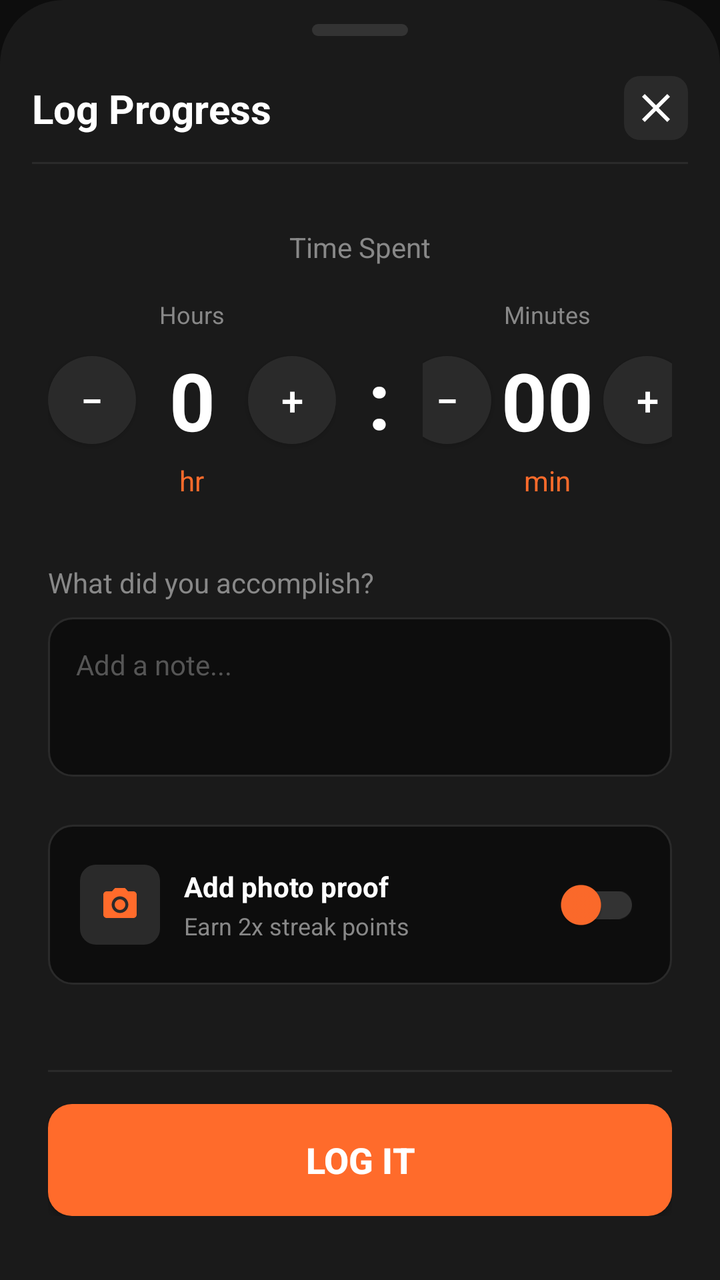
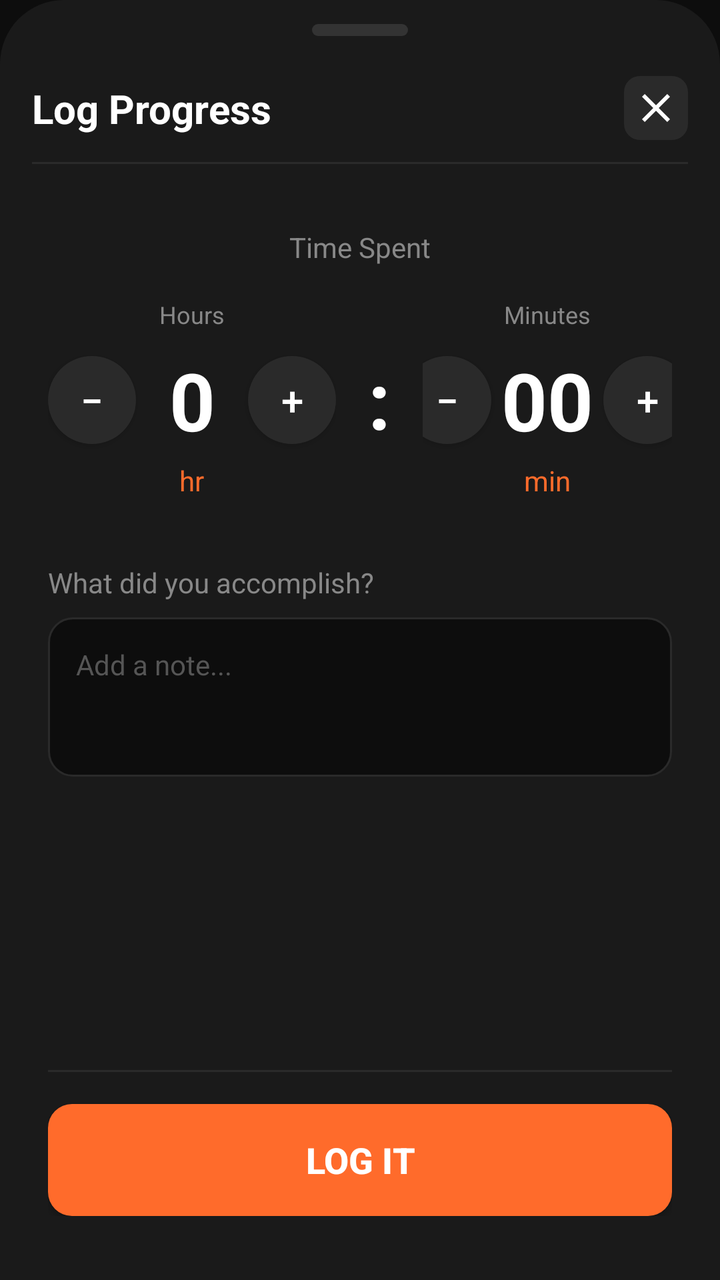

Two renders of the same Android screen: before a commit and after it. Below are the layout's source before the change and the commit's diff.
<!-- AndroidManifest.xml: application theme Theme.Tether -->
<!-- res/layout/layout_log_bottom_sheet.xml -->
<?xml version="1.0" encoding="utf-8"?>
<androidx.constraintlayout.widget.ConstraintLayout xmlns:android="http://schemas.android.com/apk/res/android"
    xmlns:app="http://schemas.android.com/apk/res-auto"
    xmlns:tools="http://schemas.android.com/tools"
    android:layout_width="match_parent"
    android:layout_height="match_parent"
    android:background="@drawable/bg_bottom_sheet">

    
    <View
        android:id="@+id/handleBar"
        android:layout_width="48dp"
        android:layout_height="6dp"
        android:layout_marginTop="12dp"
        android:background="@drawable/bg_handle"
        app:layout_constraintEnd_toEndOf="parent"
        app:layout_constraintStart_toStartOf="parent"
        app:layout_constraintTop_toTopOf="parent" />

    
    <androidx.constraintlayout.widget.ConstraintLayout
        android:id="@+id/headerRow"
        android:layout_width="match_parent"
        android:layout_height="56dp"
        android:layout_marginTop="8dp"
        android:paddingHorizontal="16dp"
        app:layout_constraintTop_toBottomOf="@id/handleBar">

        <TextView
            android:id="@+id/tvLogTitle"
            android:layout_width="wrap_content"
            android:layout_height="wrap_content"
            android:text="@string/log_progress"
            android:textColor="@color/colorTextPrimary"
            android:textSize="20sp"
            android:textStyle="bold"
            app:layout_constraintBottom_toBottomOf="parent"
            app:layout_constraintStart_toStartOf="parent"
            app:layout_constraintTop_toTopOf="parent" />

        <ImageButton
            android:id="@+id/btnClose"
            android:layout_width="32dp"
            android:layout_height="32dp"
            android:background="@drawable/bg_icon_container"
            android:padding="4dp"
            android:src="@drawable/ic_close"
            app:layout_constraintBottom_toBottomOf="parent"
            app:layout_constraintEnd_toEndOf="parent"
            app:layout_constraintTop_toTopOf="parent" />

        <View
            android:layout_width="match_parent"
            android:layout_height="1dp"
            android:background="@color/colorBorder"
            app:layout_constraintBottom_toBottomOf="parent" />

    </androidx.constraintlayout.widget.ConstraintLayout>

    
    <ScrollView
        android:id="@+id/scrollContent"
        android:layout_width="match_parent"
        android:layout_height="0dp"
        android:fillViewport="true"
        app:layout_constraintBottom_toTopOf="@id/stickyBottom"
        app:layout_constraintTop_toBottomOf="@id/headerRow">

        <LinearLayout
            android:layout_width="match_parent"
            android:layout_height="wrap_content"
            android:orientation="vertical"
            android:padding="24dp">

            
            <LinearLayout
                android:layout_width="match_parent"
                android:layout_height="wrap_content"
                android:layout_marginTop="8dp"
                android:gravity="center"
                android:orientation="vertical">

                <TextView
                    android:layout_width="wrap_content"
                    android:layout_height="wrap_content"
                    android:layout_marginBottom="16dp"
                    android:text="@string/time_spent"
                    android:textColor="@color/colorTextSecondary"
                    android:textSize="14sp" />

                <LinearLayout
                    android:layout_width="match_parent"
                    android:layout_height="wrap_content"
                    android:gravity="center"
                    android:orientation="horizontal">

                    
                    <LinearLayout
                        android:layout_width="wrap_content"
                        android:layout_height="wrap_content"
                        android:gravity="center"
                        android:orientation="vertical">

                        <TextView
                            android:layout_width="wrap_content"
                            android:layout_height="wrap_content"
                            android:text="Hours"
                            android:textColor="@color/colorTextSecondary"
                            android:textSize="12sp"
                            android:layout_marginBottom="8dp" />

                        <LinearLayout
                            android:layout_width="wrap_content"
                            android:layout_height="wrap_content"
                            android:gravity="center"
                            android:orientation="horizontal">

                            <android.widget.Button
                                android:id="@+id/btnHourMinus"
                                android:layout_width="44dp"
                                android:layout_height="44dp"
                                android:background="@drawable/bg_stepper_btn"
                                android:padding="0dp"
                                android:text="−"
                                android:textColor="@color/colorTextPrimary"
                                android:textSize="20sp" />

                            <TextView
                                android:id="@+id/tvHoursValue"
                                android:layout_width="56dp"
                                android:layout_height="wrap_content"
                                android:gravity="center"
                                android:text="0"
                                android:textColor="@color/colorTextPrimary"
                                android:textSize="40sp"
                                android:textStyle="bold" />

                            <android.widget.Button
                                android:id="@+id/btnHourPlus"
                                android:layout_width="44dp"
                                android:layout_height="44dp"
                                android:background="@drawable/bg_stepper_btn"
                                android:padding="0dp"
                                android:text="+"
                                android:textColor="@color/colorTextPrimary"
                                android:textSize="20sp" />
                        </LinearLayout>

                        <TextView
                            android:layout_width="wrap_content"
                            android:layout_height="wrap_content"
                            android:text="hr"
                            android:textColor="@color/colorAccent"
                            android:textSize="14sp"
                            android:layout_marginTop="4dp" />
                    </LinearLayout>

                    
                    <TextView
                        android:layout_width="wrap_content"
                        android:layout_height="wrap_content"
                        android:layout_marginHorizontal="16dp"
                        android:text=":"
                        android:textColor="@color/colorTextPrimary"
                        android:textSize="40sp"
                        android:textStyle="bold" />

                    
                    <LinearLayout
                        android:layout_width="wrap_content"
                        android:layout_height="wrap_content"
                        android:gravity="center"
                        android:orientation="vertical">

                        <TextView
                            android:layout_width="wrap_content"
                            android:layout_height="wrap_content"
                            android:text="Minutes"
                            android:textColor="@color/colorTextSecondary"
                            android:textSize="12sp"
                            android:layout_marginBottom="8dp" />

                        <LinearLayout
                            android:layout_width="wrap_content"
                            android:layout_height="wrap_content"
                            android:gravity="center"
                            android:orientation="horizontal">

                            <android.widget.Button
                                android:id="@+id/btnMinuteMinus"
                                android:layout_width="44dp"
                                android:layout_height="44dp"
                                android:background="@drawable/bg_stepper_btn"
                                android:padding="0dp"
                                android:text="−"
                                android:textColor="@color/colorTextPrimary"
                                android:textSize="20sp" />

                            <TextView
                                android:id="@+id/tvMinutesValue"
                                android:layout_width="56dp"
                                android:layout_height="wrap_content"
                                android:gravity="center"
                                android:text="00"
                                android:textColor="@color/colorTextPrimary"
                                android:textSize="40sp"
                                android:textStyle="bold" />

                            <android.widget.Button
                                android:id="@+id/btnMinutePlus"
                                android:layout_width="44dp"
                                android:layout_height="44dp"
                                android:background="@drawable/bg_stepper_btn"
                                android:padding="0dp"
                                android:text="+"
                                android:textColor="@color/colorTextPrimary"
                                android:textSize="20sp" />
                        </LinearLayout>

                        <TextView
                            android:layout_width="wrap_content"
                            android:layout_height="wrap_content"
                            android:text="min"
                            android:textColor="@color/colorAccent"
                            android:textSize="14sp"
                            android:layout_marginTop="4dp" />
                    </LinearLayout>
                </LinearLayout>
            </LinearLayout>

            
            <LinearLayout
                android:layout_width="match_parent"
                android:layout_height="wrap_content"
                android:layout_marginTop="32dp"
                android:orientation="vertical">

                <TextView
                    android:layout_width="wrap_content"
                    android:layout_height="wrap_content"
                    android:layout_marginBottom="8dp"
                    android:text="@string/add_note"
                    android:textColor="@color/colorTextSecondary"
                    android:textSize="14sp" />

                <EditText
                    android:id="@+id/etNote"
                    android:layout_width="match_parent"
                    android:layout_height="wrap_content"
                    android:background="@drawable/bg_input_field"
                    android:gravity="top|start"
                    android:hint="@string/note_hint"
                    android:inputType="textMultiLine|textCapSentences"
                    android:maxLines="5"
                    android:minLines="3"
                    android:padding="14dp"
                    android:textColor="@color/colorTextPrimary"
                    android:textColorHint="#555555"
                    android:textSize="14sp" />
            </LinearLayout>

            
            <androidx.constraintlayout.widget.ConstraintLayout
                android:layout_width="match_parent"
                android:layout_height="wrap_content"
                android:layout_marginTop="24dp"
                android:background="@drawable/bg_input_field"
                android:padding="16dp">

                <FrameLayout
                    android:id="@+id/flCameraIcon"
                    android:layout_width="40dp"
                    android:layout_height="40dp"
                    android:background="@drawable/bg_icon_container"
                    app:layout_constraintBottom_toBottomOf="parent"
                    app:layout_constraintStart_toStartOf="parent"
                    app:layout_constraintTop_toTopOf="parent">

                    <ImageView
                        android:layout_width="20dp"
                        android:layout_height="20dp"
                        android:layout_gravity="center"
                        android:src="@drawable/ic_camera"
                        app:tint="@color/colorAccent" />
                </FrameLayout>

                <LinearLayout
                    android:layout_width="0dp"
                    android:layout_height="wrap_content"
                    android:layout_marginHorizontal="12dp"
                    android:orientation="vertical"
                    app:layout_constraintBottom_toBottomOf="parent"
                    app:layout_constraintEnd_toStartOf="@+id/switchPhoto"
                    app:layout_constraintStart_toEndOf="@id/flCameraIcon"
                    app:layout_constraintTop_toTopOf="parent">

                    <TextView
                        android:layout_width="wrap_content"
                        android:layout_height="wrap_content"
                        android:text="@string/photo_proof"
                        android:textColor="@color/colorTextPrimary"
                        android:textSize="14sp"
                        android:textStyle="bold" />

                    <TextView
                        android:layout_width="wrap_content"
                        android:layout_height="wrap_content"
                        android:layout_marginTop="2dp"
                        android:text="@string/photo_points"
                        android:textColor="@color/colorTextSecondary"
                        android:textSize="12sp" />
                </LinearLayout>

                <androidx.appcompat.widget.SwitchCompat
                    android:id="@+id/switchPhoto"
                    android:layout_width="wrap_content"
                    android:layout_height="wrap_content"
                    app:layout_constraintBottom_toBottomOf="parent"
                    app:layout_constraintEnd_toEndOf="parent"
                    app:layout_constraintTop_toTopOf="parent"
                    app:thumbTint="@color/colorAccent"
                    app:trackTint="@color/switch_track_color" />

            </androidx.constraintlayout.widget.ConstraintLayout>

            
            <androidx.constraintlayout.widget.ConstraintLayout
                android:id="@+id/layoutPhotoUpload"
                android:layout_width="match_parent"
                android:layout_height="120dp"
                android:layout_marginTop="16dp"
                android:background="@drawable/bg_photo_upload"
                android:visibility="gone"
                tools:visibility="visible">

                <LinearLayout
                    android:layout_width="wrap_content"
                    android:layout_height="wrap_content"
                    android:gravity="center"
                    android:orientation="vertical"
                    app:layout_constraintBottom_toBottomOf="parent"
                    app:layout_constraintEnd_toEndOf="parent"
                    app:layout_constraintStart_toStartOf="parent"
                    app:layout_constraintTop_toTopOf="parent">

                    <ImageView
                        android:layout_width="28dp"
                        android:layout_height="28dp"
                        android:src="@drawable/ic_image"
                        app:tint="@color/colorTextSecondary" />

                    <TextView
                        android:layout_width="wrap_content"
                        android:layout_height="wrap_content"
                        android:layout_marginTop="8dp"
                        android:text="@string/upload_photo"
                        android:textColor="@color/colorTextSecondary"
                        android:textSize="14sp" />
                </LinearLayout>
            </androidx.constraintlayout.widget.ConstraintLayout>

        </LinearLayout>
    </ScrollView>

    
    <androidx.constraintlayout.widget.ConstraintLayout
        android:id="@+id/stickyBottom"
        android:layout_width="match_parent"
        android:layout_height="wrap_content"
        android:background="@color/colorSurface"
        android:paddingHorizontal="24dp"
        android:paddingTop="16dp"
        android:paddingBottom="32dp"
        app:layout_constraintBottom_toBottomOf="parent">

        <View
            android:id="@+id/bottomBorder"
            android:layout_width="match_parent"
            android:layout_height="1dp"
            android:background="@color/colorBorder"
            app:layout_constraintTop_toTopOf="parent" />

        <android.widget.Button
            android:id="@+id/btnLogIt"
            android:layout_width="match_parent"
            android:layout_height="56dp"
            android:layout_marginTop="16dp"
            android:background="@drawable/bg_button_primary"
            android:elevation="4dp"
            android:text="@string/log_it"
            android:textColor="@color/colorTextPrimary"
            android:textSize="18sp"
            android:textStyle="bold"
            app:layout_constraintTop_toBottomOf="@id/bottomBorder" />

    </androidx.constraintlayout.widget.ConstraintLayout>

</androidx.constraintlayout.widget.ConstraintLayout>
<!-- resources referenced by this layout -->
<resources>
  <color name="colorAccent">#FF6B2B</color>
  <color name="colorBorder">#2A2A2A</color>
  <color name="colorSurface">#1A1A1A</color>
  <color name="colorTextPrimary">#FFFFFF</color>
  <color name="colorTextSecondary">#888888</color>
  <!-- drawable bg_button_primary (drawable) -->
  <?xml version="1.0" encoding="utf-8"?>
  <shape xmlns:android="http://schemas.android.com/apk/res/android"
      android:shape="rectangle">
      <solid android:color="@color/colorAccent" />
      <corners android:radius="12dp" />
  </shape>
  <!-- drawable bg_handle (drawable) -->
  <?xml version="1.0" encoding="utf-8"?>
  <shape xmlns:android="http://schemas.android.com/apk/res/android"
      android:shape="rectangle">
      <solid android:color="#333333" />
      <corners android:radius="3dp" />
  </shape>
  <!-- drawable bg_icon_container (drawable) -->
  <?xml version="1.0" encoding="utf-8"?>
  <shape xmlns:android="http://schemas.android.com/apk/res/android"
      android:shape="rectangle">
      <solid android:color="@color/colorElevated" />
      <corners android:radius="8dp" />
  </shape>
  <!-- drawable bg_input_field (drawable) -->
  <?xml version="1.0" encoding="utf-8"?>
  <shape xmlns:android="http://schemas.android.com/apk/res/android"
      android:shape="rectangle">
      <solid android:color="@color/colorBackground" />
      <stroke
          android:width="1dp"
          android:color="@color/colorBorder" />
      <corners android:radius="12dp" />
  </shape>
  <!-- drawable bg_photo_upload (drawable) -->
  <?xml version="1.0" encoding="utf-8"?>
  <shape xmlns:android="http://schemas.android.com/apk/res/android"
      android:shape="rectangle">
      <solid android:color="#0D0D0D80" />
      <stroke
          android:width="2dp"
          android:color="#333333"
          android:dashGap="8dp"
          android:dashWidth="8dp" />
      <corners android:radius="12dp" />
  </shape>
  <!-- drawable bg_stepper_btn (drawable) -->
  <?xml version="1.0" encoding="utf-8"?>
  <shape xmlns:android="http://schemas.android.com/apk/res/android"
      android:shape="oval">
      <solid android:color="@color/colorElevated" />
  </shape>
  <!-- drawable ic_camera (drawable) -->
  <vector xmlns:android="http://schemas.android.com/apk/res/android"
      android:width="24dp"
      android:height="24dp"
      android:viewportWidth="24"
      android:viewportHeight="24">
    <path
        android:fillColor="#000000"
        android:pathData="M12,12m-3.2,0a3.2,3.2 0,1 1,6.4 0a3.2,3.2 0,1 1,-6.4 0"/>
    <path
        android:fillColor="#000000"
        android:pathData="M9,2L7.17,4H4c-1.1,0 -2,0.9 -2,2v12c0,1.1 0.9,2 2,2h16c1.1,0 2,-0.9 2,-2V6c0,-1.1 -0.9,-2 -2,-2h-3.17L15,2H9zM12,17c-2.76,0 -5,-2.24 -5,-5s2.24,-5 5,-5s5,2.24 5,5s-2.24,5 -5,5z"/>
  </vector>
  <!-- drawable ic_image (drawable) -->
  <vector xmlns:android="http://schemas.android.com/apk/res/android"
      android:width="24dp"
      android:height="24dp"
      android:viewportWidth="24"
      android:viewportHeight="24">
    <path
        android:fillColor="#000000"
        android:pathData="M21,19V5c0,-1.1 -0.9,-2 -2,-2H5c-1.1,0 -2,0.9 -2,2v14c0,1.1 0.9,2 2,2h14c1.1,0 2,-0.9 2,-2zM8.5,13.5l2.5,3.01L14.5,12l4.5,6H5l3.5,-4.5z"/>
  </vector>
  <string name="add_note">What did you accomplish?</string>
  <string name="log_it">Log It</string>
  <string name="log_progress">Log Progress</string>
  <string name="note_hint">Add a note...</string>
  <string name="photo_points">Earn 2x streak points</string>
  <string name="photo_proof">Add photo proof</string>
  <string name="time_spent">Time Spent</string>
  <string name="upload_photo">Tap to upload photo</string>
  <color name="colorElevated">#2A2A2A</color>
  <color name="colorBackground">#0D0D0D</color>
  <!-- unchanged entries left out for length: 3 -->
</resources>

<!-- the commit's change to res/layout/layout_log_bottom_sheet.xml (unified diff, before → after) -->
@@ -259,106 +259,6 @@
                     android:textSize="14sp" />
             </LinearLayout>
 
-            
-            <androidx.constraintlayout.widget.ConstraintLayout
-                android:layout_width="match_parent"
-                android:layout_height="wrap_content"
-                android:layout_marginTop="24dp"
-                android:background="@drawable/bg_input_field"
-                android:padding="16dp">
-
-                <FrameLayout
-                    android:id="@+id/flCameraIcon"
-                    android:layout_width="40dp"
-                    android:layout_height="40dp"
-                    android:background="@drawable/bg_icon_container"
-                    app:layout_constraintBottom_toBottomOf="parent"
-                    app:layout_constraintStart_toStartOf="parent"
-                    app:layout_constraintTop_toTopOf="parent">
-
-                    <ImageView
-                        android:layout_width="20dp"
-                        android:layout_height="20dp"
-                        android:layout_gravity="center"
-                        android:src="@drawable/ic_camera"
-                        app:tint="@color/colorAccent" />
-                </FrameLayout>
-
-                <LinearLayout
-                    android:layout_width="0dp"
-                    android:layout_height="wrap_content"
-                    android:layout_marginHorizontal="12dp"
-                    android:orientation="vertical"
-                    app:layout_constraintBottom_toBottomOf="parent"
-                    app:layout_constraintEnd_toStartOf="@+id/switchPhoto"
-                    app:layout_constraintStart_toEndOf="@id/flCameraIcon"
-                    app:layout_constraintTop_toTopOf="parent">
-
-                    <TextView
-                        android:layout_width="wrap_content"
-                        android:layout_height="wrap_content"
-                        android:text="@string/photo_proof"
-                        android:textColor="@color/colorTextPrimary"
-                        android:textSize="14sp"
-                        android:textStyle="bold" />
-
-                    <TextView
-                        android:layout_width="wrap_content"
-                        android:layout_height="wrap_content"
-                        android:layout_marginTop="2dp"
-                        android:text="@string/photo_points"
-                        android:textColor="@color/colorTextSecondary"
-                        android:textSize="12sp" />
-                </LinearLayout>
-
-                <androidx.appcompat.widget.SwitchCompat
-                    android:id="@+id/switchPhoto"
-                    android:layout_width="wrap_content"
-                    android:layout_height="wrap_content"
-                    app:layout_constraintBottom_toBottomOf="parent"
-                    app:layout_constraintEnd_toEndOf="parent"
-                    app:layout_constraintTop_toTopOf="parent"
-                    app:thumbTint="@color/colorAccent"
-                    app:trackTint="@color/switch_track_color" />
-
-            </androidx.constraintlayout.widget.ConstraintLayout>
-
-            
-            <androidx.constraintlayout.widget.ConstraintLayout
-                android:id="@+id/layoutPhotoUpload"
-                android:layout_width="match_parent"
-                android:layout_height="120dp"
-                android:layout_marginTop="16dp"
-                android:background="@drawable/bg_photo_upload"
-                android:visibility="gone"
-                tools:visibility="visible">
-
-                <LinearLayout
-                    android:layout_width="wrap_content"
-                    android:layout_height="wrap_content"
-                    android:gravity="center"
-                    android:orientation="vertical"
-                    app:layout_constraintBottom_toBottomOf="parent"
-                    app:layout_constraintEnd_toEndOf="parent"
-                    app:layout_constraintStart_toStartOf="parent"
-                    app:layout_constraintTop_toTopOf="parent">
-
-                    <ImageView
-                        android:layout_width="28dp"
-                        android:layout_height="28dp"
-                        android:src="@drawable/ic_image"
-                        app:tint="@color/colorTextSecondary" />
-
-                    <TextView
-                        android:layout_width="wrap_content"
-                        android:layout_height="wrap_content"
-                        android:layout_marginTop="8dp"
-                        android:text="@string/upload_photo"
-                        android:textColor="@color/colorTextSecondary"
-                        android:textSize="14sp" />
-                </LinearLayout>
-            </androidx.constraintlayout.widget.ConstraintLayout>
-
         </LinearLayout>
     </ScrollView>
 
<!-- resource entries referenced after the edit -->
@@ -36,55 +36,17 @@
           android:color="@color/colorBorder" />
       <corners android:radius="12dp" />
   </shape>
-  <!-- drawable bg_photo_upload (drawable) -->
-  <?xml version="1.0" encoding="utf-8"?>
-  <shape xmlns:android="http://schemas.android.com/apk/res/android"
-      android:shape="rectangle">
-      <solid android:color="#0D0D0D80" />
-      <stroke
-          android:width="2dp"
-          android:color="#333333"
-          android:dashGap="8dp"
-          android:dashWidth="8dp" />
-      <corners android:radius="12dp" />
-  </shape>
   <!-- drawable bg_stepper_btn (drawable) -->
   <?xml version="1.0" encoding="utf-8"?>
   <shape xmlns:android="http://schemas.android.com/apk/res/android"
       android:shape="oval">
       <solid android:color="@color/colorElevated" />
   </shape>
-  <!-- drawable ic_camera (drawable) -->
-  <vector xmlns:android="http://schemas.android.com/apk/res/android"
-      android:width="24dp"
-      android:height="24dp"
-      android:viewportWidth="24"
-      android:viewportHeight="24">
-    <path
-        android:fillColor="#000000"
-        android:pathData="M12,12m-3.2,0a3.2,3.2 0,1 1,6.4 0a3.2,3.2 0,1 1,-6.4 0"/>
-    <path
-        android:fillColor="#000000"
-        android:pathData="M9,2L7.17,4H4c-1.1,0 -2,0.9 -2,2v12c0,1.1 0.9,2 2,2h16c1.1,0 2,-0.9 2,-2V6c0,-1.1 -0.9,-2 -2,-2h-3.17L15,2H9zM12,17c-2.76,0 -5,-2.24 -5,-5s2.24,-5 5,-5s5,2.24 5,5s-2.24,5 -5,5z"/>
-  </vector>
-  <!-- drawable ic_image (drawable) -->
-  <vector xmlns:android="http://schemas.android.com/apk/res/android"
-      android:width="24dp"
-      android:height="24dp"
-      android:viewportWidth="24"
-      android:viewportHeight="24">
-    <path
-        android:fillColor="#000000"
-        android:pathData="M21,19V5c0,-1.1 -0.9,-2 -2,-2H5c-1.1,0 -2,0.9 -2,2v14c0,1.1 0.9,2 2,2h14c1.1,0 2,-0.9 2,-2zM8.5,13.5l2.5,3.01L14.5,12l4.5,6H5l3.5,-4.5z"/>
-  </vector>
   <string name="add_note">What did you accomplish?</string>
   <string name="log_it">Log It</string>
   <string name="log_progress">Log Progress</string>
   <string name="note_hint">Add a note...</string>
-  <string name="photo_points">Earn 2x streak points</string>
-  <string name="photo_proof">Add photo proof</string>
   <string name="time_spent">Time Spent</string>
-  <string name="upload_photo">Tap to upload photo</string>
   <color name="colorElevated">#2A2A2A</color>
   <color name="colorBackground">#0D0D0D</color>
   <!-- unchanged entries left out for length: 3 -->
